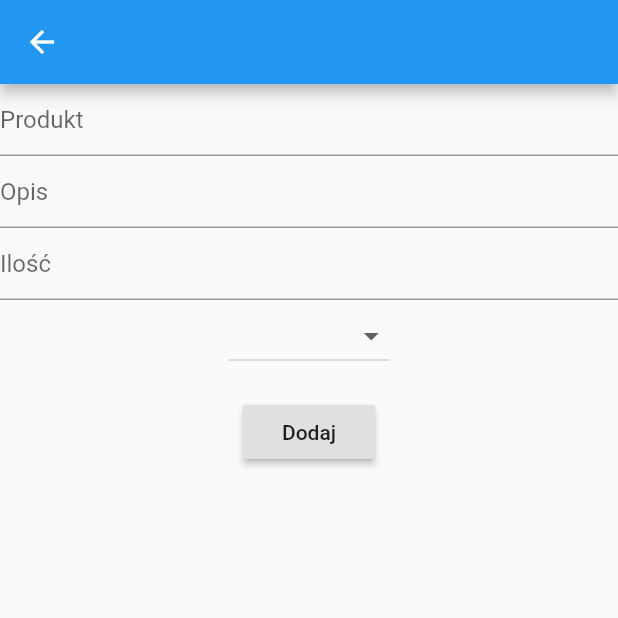
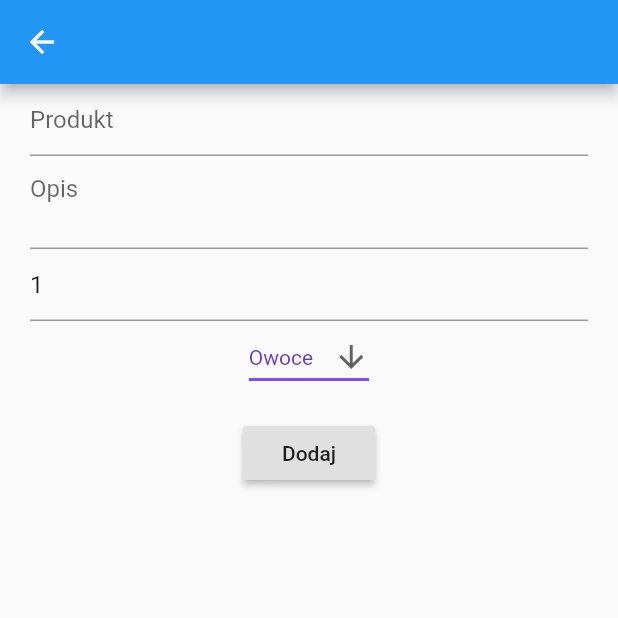
Before and after one commit to mkubasz/shoplist_front, a Flutter app: the AddEditProduct screen opened directly, on a phone screen of 412 x 824 dp, the top half of it. Run offline on Flutter 3.47's test engine with Material 2 defaults, Android fonts, the phone set to English and light mode, and no system bars; our stand-ins replace bloc, equatable, flutter_bloc, shared_preferences; accounts and stored records are empty.

Commit message:
Working local app.

```diff
--- a/lib/blocs/data_manager_state.dart
+++ b/lib/blocs/data_manager_bloc.dart
@@ -40,18 +40,28 @@ class BoughtProduct extends DataManagerEvent {
   const BoughtProduct(this.product);
 }
 
+class UpdateProduct extends DataManagerEvent {
+  final Product product;
+  const UpdateProduct(this.product);
+}
+
 class RemoveProduct extends DataManagerEvent {
   final Product product;
   const RemoveProduct(this.product);
 }
 
-class ManagerBloc extends Bloc<DataManagerEvent, DataManagerState> {
+class FilterProducts extends DataManagerEvent {
+  final bool bought;
+  const FilterProducts(this.bought);
+}
+
+class DataManagerBloc extends Bloc<DataManagerEvent, DataManagerState> {
   ShopListRepository shopListRepository;
 
-  ManagerBloc(this.shopListRepository);
+  DataManagerBloc(this.shopListRepository);
 
   @override
-  DataManagerState get initialState => InitializeDataManager();
+  DataManagerState get initialState => DefaultDataManager([]);
 
   @override
   Stream<DataManagerState> mapEventToState(DataManagerEvent event) async* {
@@ -61,15 +71,29 @@ class ManagerBloc extends Bloc<DataManagerEvent, DataManagerState> {
     }
     if (event is AddProduct) {
       var list = (state as DefaultDataManager).shopItem..add(event.product);
+      list.sort((p1, p2) => p1.category.compareTo(p2.category));
       shopListRepository.add(event.product);
       yield DefaultDataManager(list);
     }
     if (event is BoughtProduct) {
       await shopListRepository.update(event.product);
+      var list = await shopListRepository.getAll();
+      list = list.map((item) {
+        if (item.id == event.product.id) {
+          item.bought = event.product.bought;
+        }
+        return item;
+      }).toList();
+
+      yield DefaultDataManager(
+          list.where((p) => p.bought != event.product.bought).toList());
+    }
+    if (event is UpdateProduct) {
+      await shopListRepository.update(event.product);
       yield DefaultDataManager(
           (state as DefaultDataManager).shopItem.map((item) {
         if (item.id == event.product.id) {
-          item.bought = event.product.bought;
+          item = event.product;
         }
         return item;
       }).toList());
@@ -82,5 +106,11 @@ class ManagerBloc extends Bloc<DataManagerEvent, DataManagerState> {
           .where((item) => item.id != event.product.id)
           .toList());
     }
+
+    if (event is FilterProducts) {
+      var list = await shopListRepository.getAll();
+      yield DefaultDataManager(
+          list.where((item) => item.bought == event.bought).toList());
+    }
   }
 }
--- a/lib/models/product.dart
+++ b/lib/models/product.dart
@@ -1,19 +1,39 @@
-import 'package:duck_shop/models/product_category.dart';
 import 'package:equatable/equatable.dart';
-import 'package:uuid/uuid.dart';
 
 class Product extends Equatable {
   String id;
   String name;
-  String description;
-  String image;
-  ProductCategory category;
+  String description = 'Brak';
+  String image = '';
+  String category;
   int number;
   bool bought;
 
   Product(
-      {this.id, this.name, this.description, this.number, this.bought = false});
+      {this.category,
+      this.id,
+      this.name,
+      this.description,
+      this.number,
+      this.bought = false});
 
   @override
   List<Object> get props => [id, name, description, number, bought];
+
+  Product.fromMappedJson(Map<String, dynamic> json)
+      : name = json['name'],
+        id = json['id'],
+        description = json['description'],
+        category = json['category'],
+        number = json['number'],
+        bought = json['bought'];
+
+  Map<String, dynamic> toJson() => {
+        'name': name,
+        'id': id,
+        'description': description,
+        'category': category,
+        'number': number,
+        'bought': bought
+      };
 }
--- a/lib/models/product_category.dart
+++ /dev/null
@@ -1 +0,0 @@
-enum ProductCategory { Fruit }
--- a/lib/widgets/shop/add_edit_product.dart
+++ b/lib/widgets/shop/add_edit_product.dart
@@ -1,6 +1,13 @@
+import 'package:duck_shop/blocs/data_manager_bloc.dart';
+import 'package:duck_shop/models/product.dart';
 import 'package:flutter/material.dart';
+import 'package:flutter_bloc/flutter_bloc.dart';
+import 'package:uuid/uuid.dart';
 
 class AddEditProduct extends StatefulWidget {
+  Product product;
+  AddEditProduct({this.product});
+
   @override
   State<StatefulWidget> createState() {
     return _AddEditProductState();
@@ -8,55 +15,90 @@ class AddEditProduct extends StatefulWidget {
 }
 
 class _AddEditProductState extends State<AddEditProduct> {
+  String dropdownValue = 'Owoce';
+  Product _product;
+  bool editable = false;
+  @override
+  void initState() {
+    editable = widget.product != null;
+    _product = widget.product ??
+        Product(id: Uuid().v1(), number: 1, category: 'Owoce');
+    dropdownValue = _product.category;
+    super.initState();
+  }
+
   @override
   Widget build(BuildContext context) {
     return Scaffold(
       appBar: AppBar(),
-      body: Form(
+      body: Padding(
+        padding: EdgeInsets.symmetric(horizontal: 20.0),
+        child: Form(
           child: Column(
             children: <Widget>[
               TextFormField(
+                initialValue: _product.name ?? '',
                 decoration: InputDecoration(hintText: "Produkt"),
+                onChanged: (value) {
+                  setState(() {
+                    _product.name = value;
+                  });
+                },
               ),
               TextFormField(
+                initialValue: _product.description ?? '',
                 decoration: InputDecoration(hintText: "Opis"),
+                keyboardType: TextInputType.multiline,
+                maxLines: 2,
+                onChanged: (value) {
+                  setState(() {
+                    _product.description = value;
+                  });
+                },
               ),
               TextFormField(
+                initialValue: _product.number?.toString() ?? '1',
                 decoration: InputDecoration(hintText: "Ilość"),
+                keyboardType: TextInputType.number,
+                onChanged: (value) {
+                  setState(() {
+                    _product.number = int.parse(value);
+                  });
+                },
               ),
-            DropdownButton(
-              disabledHint: Text("Wybierz kategorię produktu"),
-              items: [
-                DropdownMenuItem(
-                  value: "1",
-                  child: Row(
-                    mainAxisAlignment: MainAxisAlignment.spaceBetween,
-                    children: <Widget>[
-                      Icon(Icons.build),
-                      SizedBox(width: 10),
-                      Text(
-                        "Owoce",
+              DropdownButton<String>(
+                value: dropdownValue,
+                icon: Icon(Icons.arrow_downward),
+                iconSize: 24,
+                elevation: 16,
+                style: TextStyle(color: Colors.deepPurple),
+                underline: Container(
+                  height: 2,
+                  color: Colors.deepPurpleAccent,
                 ),
-                    ],
-                  ),
-                ),
-              ],
-              onChanged: (value) {},
+                onChanged: (String newValue) {
+                  setState(() {
+                    dropdownValue = newValue;
+                    _product.category = newValue;
+                  });
+                },
+                items: <String>['Owoce', 'Warzywa', 'Mięso', 'Inne']
+                    .map<DropdownMenuItem<String>>((String value) {
+                  return DropdownMenuItem<String>(
+                    value: value,
+                    child: Text(value),
+                  );
+                }).toList(),
               ),
               Padding(
                 padding: const EdgeInsets.symmetric(vertical: 16.0),
                 child: RaisedButton(
                   onPressed: () {
                     setState(() {
-//                    BlocProvider.of<ManagerBloc>(context).add(AddProduct(
-//                        Product(
-//                            id: Uuid().v1(),
-//                            name: name,
-//                            description: description,
-//                            number: int.parse(amount))));
-//                  });
-
-                    //Navigator.of(context).pop();
+                      BlocProvider.of<DataManagerBloc>(context).add(editable
+                          ? UpdateProduct(_product)
+                          : AddProduct(_product));
+                      Navigator.of(context).pop();
                     });
                   },
                   child: Text('Dodaj'),
@@ -65,6 +107,7 @@ class _AddEditProductState extends State<AddEditProduct> {
             ],
           ),
         ),
+      ),
     );
   }
 }
--- a/pubspec.yaml
+++ b/pubspec.yaml
@@ -15,6 +15,8 @@ dependencies:
   equatable: ^0.6.1
   uuid: ^2.0.2
   shared_preferences: ^0.5.4
+  http: ^0.12.0
+
 dev_dependencies:
   flutter_test:
     sdk: flutter
```
Also changed, not shown: lib/infrastructure/in_memory_data_provider.dart (added, +40 -0 lines), lib/infrastructure/network_data_provider.dart (added, +13 -0 lines), lib/infrastructure/shop_list_repository.dart (+10 -38 lines), lib/main.dart (+4 -4 lines), lib/widgets/dashboard_page.dart (+52 -15 lines), lib/widgets/shop/product_element.dart (+36 -8 lines), lib/widgets/shop/shop_list_element.dart (+47 -16 lines), lib/blocs/dashboard_bloc.dart (renamed from lib/blocs/dashboard_state.dart), pubspec.lock. Lines whose indentation alone changed are shown as unchanged.
